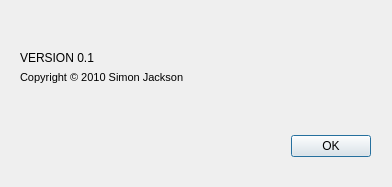
This is Runesmith/about.ui in DFHack/Runesmith as Qt 5 draws it before an edit. The edited form follows.
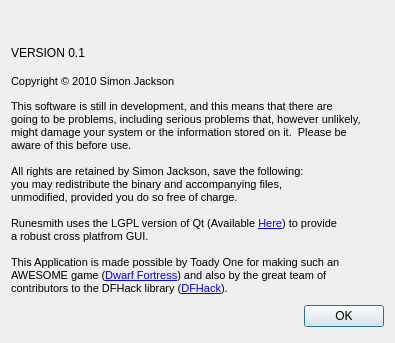
This is the edited form. Icons and pictures are not drawn.

```diff
--- a/Runesmith/about.ui
+++ b/Runesmith/about.ui
@@ -6,8 +6,8 @@
    <rect>
     <x>0</x>
     <y>0</y>
-    <width>392</width>
-    <height>187</height>
+    <width>395</width>
+    <height>343</height>
    </rect>
   </property>
   <property name="windowTitle">
@@ -17,15 +17,61 @@
    <iconset resource="runesmith.qrc">
     <normaloff>:/Runesmith/Icons/Help-icon.png</normaloff>:/Runesmith/Icons/Help-icon.png</iconset>
   </property>
-  <widget class="QWidget" name="layoutWidget">
-   <property name="geometry">
-    <rect>
-     <x>20</x>
-     <y>130</y>
-     <width>351</width>
-     <height>33</height>
-    </rect>
-   </property>
+  <layout class="QVBoxLayout" name="verticalLayout">
+   <item>
+    <widget class="QLabel" name="label">
+     <property name="text">
+      <string/>
+     </property>
+     <property name="pixmap">
+      <pixmap resource="runesmith.qrc">:/Runesmith/Resources/Runesmith.png</pixmap>
+     </property>
+    </widget>
+   </item>
+   <item>
+    <widget class="QLabel" name="label_2">
+     <property name="text">
+      <string>VERSION 0.1</string>
+     </property>
+    </widget>
+   </item>
+   <item>
+    <widget class="QLabel" name="label_3">
+     <property name="text">
+      <string>&lt;!DOCTYPE HTML PUBLIC &quot;-//W3C//DTD HTML 4.0//EN&quot; &quot;http://www.w3.org/TR/REC-html40/strict.dtd&quot;&gt;
+&lt;html&gt;&lt;head&gt;&lt;meta name=&quot;qrichtext&quot; content=&quot;1&quot; /&gt;&lt;style type=&quot;text/css&quot;&gt;
+p, li { white-space: pre-wrap; }
+&lt;/style&gt;&lt;/head&gt;&lt;body style=&quot; font-family:'MS Shell Dlg 2'; font-size:8.25pt; font-weight:400; font-style:normal;&quot;&gt;
+&lt;p style=&quot; margin-top:0px; margin-bottom:0px; margin-left:0px; margin-right:0px; -qt-block-indent:0; text-indent:0px;&quot;&gt;&lt;span style=&quot; font-size:8pt;&quot;&gt;Copyright &amp;copy; 2010 Simon Jackson&lt;/span&gt;&lt;/p&gt;&lt;/body&gt;&lt;/html&gt;</string>
+     </property>
+    </widget>
+   </item>
+   <item>
+    <widget class="QLabel" name="label_4">
+     <property name="text">
+      <string>&lt;!DOCTYPE HTML PUBLIC &quot;-//W3C//DTD HTML 4.0//EN&quot; &quot;http://www.w3.org/TR/REC-html40/strict.dtd&quot;&gt;
+&lt;html&gt;&lt;head&gt;&lt;meta name=&quot;qrichtext&quot; content=&quot;1&quot; /&gt;&lt;style type=&quot;text/css&quot;&gt;
+p, li { white-space: pre-wrap; }
+&lt;/style&gt;&lt;/head&gt;&lt;body style=&quot; font-family:'MS Shell Dlg 2'; font-size:8.25pt; font-weight:400; font-style:normal;&quot;&gt;
+&lt;p style=&quot; margin-top:0px; margin-bottom:0px; margin-left:0px; margin-right:0px; -qt-block-indent:0; text-indent:0px;&quot;&gt;&lt;span style=&quot; font-size:8pt;&quot;&gt;This software is still in development, and this means that there are&lt;/span&gt;&lt;/p&gt;
+&lt;p style=&quot; margin-top:0px; margin-bottom:0px; margin-left:0px; margin-right:0px; -qt-block-indent:0; text-indent:0px;&quot;&gt;&lt;span style=&quot; font-size:8pt;&quot;&gt;going to be problems, including serious problems that, however unlikely,&lt;/span&gt;&lt;/p&gt;
+&lt;p style=&quot; margin-top:0px; margin-bottom:0px; margin-left:0px; margin-right:0px; -qt-block-indent:0; text-indent:0px;&quot;&gt;&lt;span style=&quot; font-size:8pt;&quot;&gt;might damage your system or the information stored on it.  Please be&lt;/span&gt;&lt;/p&gt;
+&lt;p style=&quot; margin-top:0px; margin-bottom:0px; margin-left:0px; margin-right:0px; -qt-block-indent:0; text-indent:0px;&quot;&gt;&lt;span style=&quot; font-size:8pt;&quot;&gt;aware of this before use.&lt;/span&gt;&lt;/p&gt;
+&lt;p style=&quot;-qt-paragraph-type:empty; margin-top:0px; margin-bottom:0px; margin-left:0px; margin-right:0px; -qt-block-indent:0; text-indent:0px; font-size:8pt;&quot;&gt;&lt;/p&gt;
+&lt;p style=&quot; margin-top:0px; margin-bottom:0px; margin-left:0px; margin-right:0px; -qt-block-indent:0; text-indent:0px;&quot;&gt;&lt;span style=&quot; font-size:8pt;&quot;&gt;All rights are retained by Simon Jackson, save the following:  &lt;/span&gt;&lt;/p&gt;
+&lt;p style=&quot; margin-top:0px; margin-bottom:0px; margin-left:0px; margin-right:0px; -qt-block-indent:0; text-indent:0px;&quot;&gt;&lt;span style=&quot; font-size:8pt;&quot;&gt;you may redistribute the binary and accompanying files, &lt;/span&gt;&lt;/p&gt;
+&lt;p style=&quot; margin-top:0px; margin-bottom:0px; margin-left:0px; margin-right:0px; -qt-block-indent:0; text-indent:0px;&quot;&gt;&lt;span style=&quot; font-size:8pt;&quot;&gt;unmodified, provided you do so free of charge.&lt;/span&gt;&lt;/p&gt;
+&lt;p style=&quot;-qt-paragraph-type:empty; margin-top:0px; margin-bottom:0px; margin-left:0px; margin-right:0px; -qt-block-indent:0; text-indent:0px; font-size:8pt;&quot;&gt;&lt;/p&gt;
+&lt;p style=&quot; margin-top:0px; margin-bottom:0px; margin-left:0px; margin-right:0px; -qt-block-indent:0; text-indent:0px;&quot;&gt;&lt;span style=&quot; font-size:8pt;&quot;&gt;Runesmith uses the LGPL version of Qt (Available &lt;/span&gt;&lt;a href=&quot;http://qt.nokia.com/downloads/downloads#lgpl&quot;&gt;&lt;span style=&quot; font-size:8pt; text-decoration: underline; color:#0000ff;&quot;&gt;Here&lt;/span&gt;&lt;/a&gt;&lt;span style=&quot; font-size:8pt;&quot;&gt;) to provide&lt;/span&gt;&lt;/p&gt;
+&lt;p style=&quot; margin-top:0px; margin-bottom:0px; margin-left:0px; margin-right:0px; -qt-block-indent:0; text-indent:0px;&quot;&gt;&lt;span style=&quot; font-size:8pt;&quot;&gt;a robust cross platfrom GUI. &lt;/span&gt;&lt;/p&gt;
+&lt;p style=&quot;-qt-paragraph-type:empty; margin-top:0px; margin-bottom:0px; margin-left:0px; margin-right:0px; -qt-block-indent:0; text-indent:0px; font-size:8pt;&quot;&gt;&lt;/p&gt;
+&lt;p style=&quot; margin-top:0px; margin-bottom:0px; margin-left:0px; margin-right:0px; -qt-block-indent:0; text-indent:0px;&quot;&gt;&lt;span style=&quot; font-size:8pt;&quot;&gt;This Application is made possible by Toady One for making such an&lt;/span&gt;&lt;/p&gt;
+&lt;p style=&quot; margin-top:0px; margin-bottom:0px; margin-left:0px; margin-right:0px; -qt-block-indent:0; text-indent:0px;&quot;&gt;&lt;span style=&quot; font-size:8pt;&quot;&gt;AWESOME game (&lt;/span&gt;&lt;a href=&quot;http://www.bay12games.com/dwarves/&quot;&gt;&lt;span style=&quot; font-size:8pt; text-decoration: underline; color:#0000ff;&quot;&gt;Dwarf Fortress&lt;/span&gt;&lt;/a&gt;&lt;span style=&quot; font-size:8pt;&quot;&gt;) and also by the great team of&lt;/span&gt;&lt;/p&gt;
+&lt;p style=&quot; margin-top:0px; margin-bottom:0px; margin-left:0px; margin-right:0px; -qt-block-indent:0; text-indent:0px;&quot;&gt;&lt;span style=&quot; font-size:8pt;&quot;&gt;contributors to the DFHack library (&lt;/span&gt;&lt;a href=&quot;http://github.com/peterix/dfhack&quot;&gt;&lt;span style=&quot; font-size:8pt; text-decoration: underline; color:#0000ff;&quot;&gt;DFHack&lt;/span&gt;&lt;/a&gt;&lt;span style=&quot; font-size:8pt;&quot;&gt;).&lt;/span&gt;&lt;/p&gt;&lt;/body&gt;&lt;/html&gt;</string>
+     </property>
+    </widget>
+   </item>
+   <item>
    <layout class="QHBoxLayout">
     <property name="spacing">
      <number>6</number>
@@ -54,53 +100,8 @@
      </widget>
     </item>
    </layout>
-  </widget>
-  <widget class="QLabel" name="label">
-   <property name="geometry">
-    <rect>
-     <x>10</x>
-     <y>10</y>
-     <width>211</width>
-     <height>41</height>
-    </rect>
-   </property>
-   <property name="text">
-    <string/>
-   </property>
-   <property name="pixmap">
-    <pixmap resource="runesmith.qrc">:/Runesmith/Resources/Runesmith.png</pixmap>
-   </property>
-  </widget>
-  <widget class="QLabel" name="label_2">
-   <property name="geometry">
-    <rect>
-     <x>20</x>
-     <y>50</y>
-     <width>101</width>
-     <height>16</height>
-    </rect>
-   </property>
-   <property name="text">
-    <string>VERSION 0.1</string>
-   </property>
-  </widget>
-  <widget class="QLabel" name="label_3">
-   <property name="geometry">
-    <rect>
-     <x>20</x>
-     <y>70</y>
-     <width>191</width>
-     <height>16</height>
-    </rect>
-   </property>
-   <property name="text">
-    <string>&lt;!DOCTYPE HTML PUBLIC &quot;-//W3C//DTD HTML 4.0//EN&quot; &quot;http://www.w3.org/TR/REC-html40/strict.dtd&quot;&gt;
-&lt;html&gt;&lt;head&gt;&lt;meta name=&quot;qrichtext&quot; content=&quot;1&quot; /&gt;&lt;style type=&quot;text/css&quot;&gt;
-p, li { white-space: pre-wrap; }
-&lt;/style&gt;&lt;/head&gt;&lt;body style=&quot; font-family:'MS Shell Dlg 2'; font-size:8.25pt; font-weight:400; font-style:normal;&quot;&gt;
-&lt;p style=&quot; margin-top:0px; margin-bottom:0px; margin-left:0px; margin-right:0px; -qt-block-indent:0; text-indent:0px;&quot;&gt;&lt;span style=&quot; font-size:8pt;&quot;&gt;Copyright &amp;copy; 2010 Simon Jackson&lt;/span&gt;&lt;/p&gt;&lt;/body&gt;&lt;/html&gt;</string>
-   </property>
-  </widget>
+   </item>
+  </layout>
  </widget>
  <resources>
   <include location="runesmith.qrc"/>
```
Lines whose indentation alone changed are shown as unchanged.
